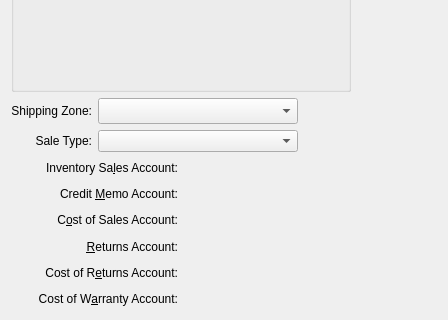
Old version of the form guiclient/salesAccount.ui in the repository Pegasus-RPG/xtuple-client; both pictures show x 0 to 448 and y 254 to 574 of the 448 by 574 pixel window.
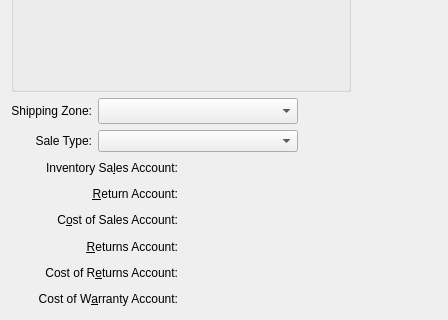
New version of the form. Custom widgets are drawn as their Qt base class.

```diff
--- a/guiclient/salesAccount.ui
+++ b/guiclient/salesAccount.ui
@@ -189,7 +189,7 @@
      <item row="1" column="0">
       <widget class="QLabel" name="_creditLit">
        <property name="text">
-        <string>Credit &amp;Memo Account:</string>
+        <string>&amp;Return Account:</string>
        </property>
        <property name="alignment">
         <set>Qt::AlignRight|Qt::AlignTrailing|Qt::AlignVCenter</set>
```
